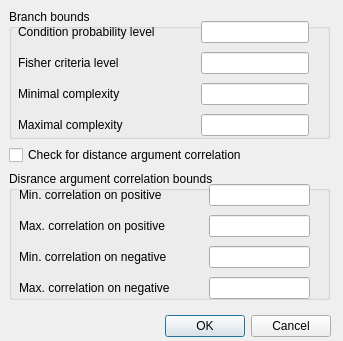
Above: src/plugins/expert_discovery/src/ui/ExpertDiscoveryAdvSetDialog.ui from violethaze74/ugene before the change. Below: the same form after it.
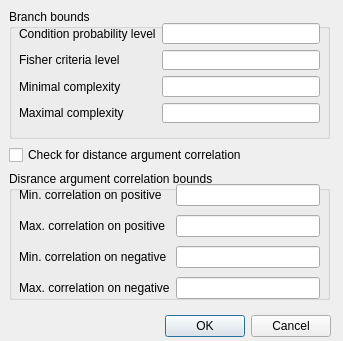
That is the form after the change.

The edit to the form file:
```diff
--- a/src/plugins/expert_discovery/src/ui/ExpertDiscoveryAdvSetDialog.ui
+++ b/src/plugins/expert_discovery/src/ui/ExpertDiscoveryAdvSetDialog.ui
@@ -47,26 +47,16 @@
       <property name="title">
        <string>Branch bounds</string>
       </property>
-      <widget class="QWidget" name="gridLayoutWidget">
+      <widget class="QWidget" name="">
        <property name="geometry">
         <rect>
-         <x>9</x>
-         <y>9</y>
-         <width>291</width>
-         <height>121</height>
+         <x>10</x>
+         <y>14</y>
+         <width>301</width>
+         <height>100</height>
         </rect>
        </property>
        <layout class="QGridLayout" name="gridLayout">
-        <item row="0" column="0">
-         <widget class="QLabel" name="label">
-          <property name="text">
-           <string>Condition probability level</string>
-          </property>
-         </widget>
-        </item>
-        <item row="0" column="2">
-         <widget class="QLineEdit" name="condProbEdit"/>
-        </item>
         <item row="1" column="0">
          <widget class="QLabel" name="label_2">
           <property name="text">
@@ -74,9 +64,16 @@
           </property>
          </widget>
         </item>
-        <item row="1" column="2">
+        <item row="1" column="1">
          <widget class="QLineEdit" name="fishCritEdit"/>
         </item>
+        <item row="0" column="0">
+         <widget class="QLabel" name="label">
+          <property name="text">
+           <string>Condition probability level</string>
+          </property>
+         </widget>
+        </item>
         <item row="2" column="0">
          <widget class="QLabel" name="label_3">
           <property name="text">
@@ -84,9 +81,6 @@
           </property>
          </widget>
         </item>
-        <item row="2" column="2">
-         <widget class="QLineEdit" name="minComplexEdit"/>
-        </item>
         <item row="3" column="0">
          <widget class="QLabel" name="label_4">
           <property name="text">
@@ -94,22 +88,15 @@
           </property>
          </widget>
         </item>
-        <item row="3" column="2">
+        <item row="0" column="1">
+         <widget class="QLineEdit" name="condProbEdit"/>
+        </item>
+        <item row="2" column="1">
+         <widget class="QLineEdit" name="minComplexEdit"/>
+        </item>
+        <item row="3" column="1">
          <widget class="QLineEdit" name="maxComplEdit"/>
         </item>
-        <item row="0" column="1">
-         <spacer name="horizontalSpacer">
-          <property name="orientation">
-           <enum>Qt::Horizontal</enum>
-          </property>
-          <property name="sizeHint" stdset="0">
-           <size>
-            <width>40</width>
-            <height>20</height>
-           </size>
-          </property>
-         </spacer>
-        </item>
        </layout>
       </widget>
      </widget>
@@ -131,11 +118,31 @@
         <rect>
          <x>10</x>
          <y>10</y>
-         <width>291</width>
+         <width>301</width>
          <height>121</height>
         </rect>
        </property>
        <layout class="QGridLayout" name="gridLayout_2">
+        <item row="2" column="1">
+         <widget class="QLineEdit" name="minCorNegEdit"/>
+        </item>
+        <item row="3" column="1">
+         <widget class="QLineEdit" name="maxCorNegEdit"/>
+        </item>
+        <item row="2" column="0">
+         <widget class="QLabel" name="label_7">
+          <property name="text">
+           <string>Min. correlation on negative</string>
+          </property>
+         </widget>
+        </item>
+        <item row="3" column="0">
+         <widget class="QLabel" name="label_8">
+          <property name="text">
+           <string>Max. correlation on negative</string>
+          </property>
+         </widget>
+        </item>
         <item row="0" column="0">
          <widget class="QLabel" name="label_5">
           <property name="text">
@@ -143,9 +150,12 @@
           </property>
          </widget>
         </item>
-        <item row="0" column="2">
+        <item row="0" column="1">
          <widget class="QLineEdit" name="minCorPosEdit"/>
         </item>
+        <item row="1" column="1">
+         <widget class="QLineEdit" name="maxCorPosEdit"/>
+        </item>
         <item row="1" column="0">
          <widget class="QLabel" name="label_6">
           <property name="text">
@@ -153,42 +163,6 @@
           </property>
          </widget>
         </item>
-        <item row="1" column="2">
-         <widget class="QLineEdit" name="maxCorPosEdit"/>
-        </item>
-        <item row="2" column="0">
-         <widget class="QLabel" name="label_7">
-          <property name="text">
-           <string>Min. correlation on negative</string>
-          </property>
-         </widget>
-        </item>
-        <item row="2" column="2">
-         <widget class="QLineEdit" name="minCorNegEdit"/>
-        </item>
-        <item row="3" column="0">
-         <widget class="QLabel" name="label_8">
-          <property name="text">
-           <string>Max. correlation on negative</string>
-          </property>
-         </widget>
-        </item>
-        <item row="3" column="2">
-         <widget class="QLineEdit" name="maxCorNegEdit"/>
-        </item>
-        <item row="0" column="1">
-         <spacer name="horizontalSpacer_2">
-          <property name="orientation">
-           <enum>Qt::Horizontal</enum>
-          </property>
-          <property name="sizeHint" stdset="0">
-           <size>
-            <width>40</width>
-            <height>20</height>
-           </size>
-          </property>
-         </spacer>
-        </item>
        </layout>
       </widget>
      </widget>
```
